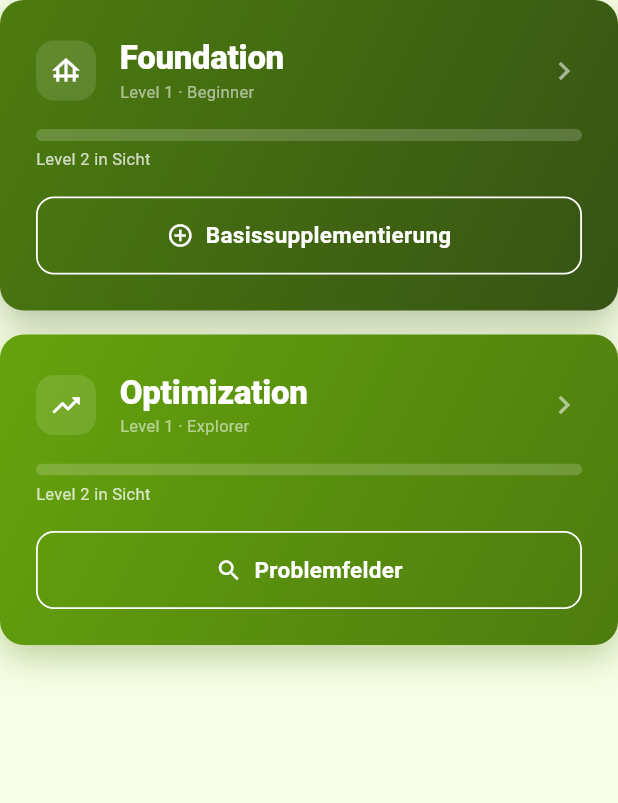
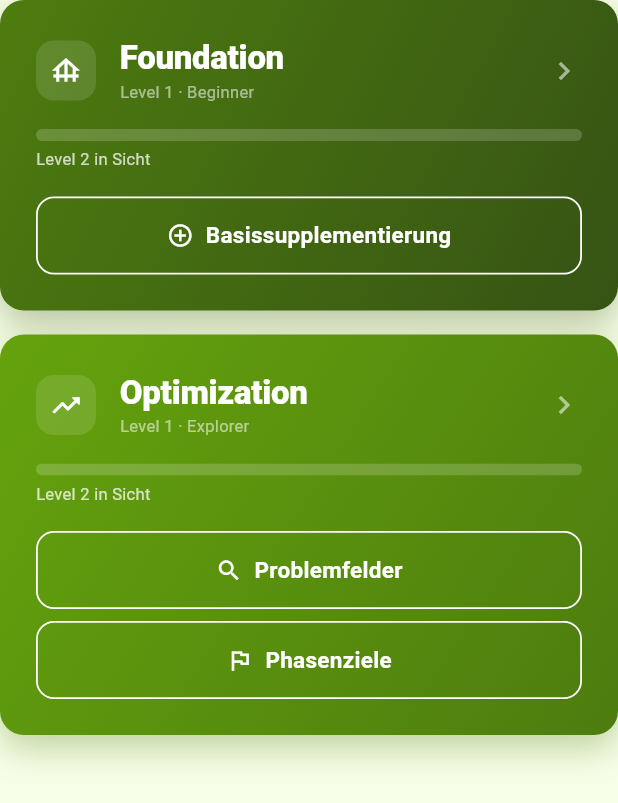
Before and after one commit to JonasArnold77/Stack-Sense, a Flutter app: the FoundationOptimizationLevels widget shown alone on an empty page, opened directly, on a phone screen of 412 x 824 dp. Shown: the top 803 px of the screen. Run offline on Flutter 3.47's test engine with Material 3 defaults, Android fonts, the phone set to English and light mode, and no system bars; our stand-ins replace audioplayers, flutter_dotenv, flutter_riverpod, go_router, shared_preferences; missing offline and left inert: amplify_auth_cognito, amplify_flutter, health; accounts and stored records are empty; network calls fail.

Commit message:
Add Phasenziele button to Optimization tile, fix level-up celebration miss
Phasenziele button: same white-outline/white-text OutlinedButton style as
the existing Problemfelder button, added below it inside the Optimization
tile's footer (feature-gated on FeatureKeys.phasenziele, routes to
AppRoutes.phaseGoals).

Level-up celebration fix: the overlay could silently "consume" a stack
change without the user ever seeing it, in two different ways.

1. Basissupplementierung and Phasenziele are pushed on top of the Shell
   (context.push), so the Heute screen underneath stays mounted, just
   covered. Riverpod doesn't care about visibility — the moment the stack
   changed on the pushed screen, the hidden LevelUpOverlay below would
   start counting up and, ~3.7s later, mark the new value as "shown" via
   its auto-dismiss timer, entirely off-screen. By the time the user
   actually returned to Heute, nothing was left to animate.

   Fixed by tracking whether the Shell is currently covered by a
   full-screen push (shellCoveredProvider, kept accurate by HomeScreen via
   a RouteObserver/RouteAware subscription — HomeScreen sits on the root
   navigator, above the Shell's own nested one, so it sees these pushes
   correctly). LevelUpOverlay now renders nothing and starts no timer while
   covered, so the celebration is still pending once the user is back.

2. lastShownLevelsProvider only lived in memory, so an app restart before
   the celebration had actually played (e.g. the user closed the app right
   after adding a supplement elsewhere) reset the baseline to "never shown"
   on the very next launch and the pending celebration was lost for good.
   Fixed by persisting it to SharedPreferences. Since the persistence load
   is async, the provider's state is now AsyncValue<LevelSnapshot?> so the
   overlay can tell "still loading" apart from "genuinely never shown"
   instead of racing the load and overwriting the real saved value on the
   very first frame.

Also replaced the one-shot `_dismissed` bool with a value-compared
`_dismissedFor` snapshot, so a second change-away-and-back cycle is
correctly treated as new instead of staying suppressed by the earlier
dismissal.

Co-Authored-By: Claude Sonnet 5 <noreply@anthropic.com>

```diff
--- a/lib/features/heute/presentation/widgets/foundation_optimization_levels.dart
+++ b/lib/features/heute/presentation/widgets/foundation_optimization_levels.dart
@@ -112,7 +112,9 @@ class FoundationOptimizationLevels extends ConsumerWidget {
                     );
                   }).toList(),
                 ),
-          footer: FeatureGate(
+          footer: Column(
+            children: [
+              FeatureGate(
                 featureKey: FeatureKeys.problemfelder,
                 child: SizedBox(
                   width: double.infinity,
@@ -129,6 +131,27 @@ class FoundationOptimizationLevels extends ConsumerWidget {
                     ),
                   ),
                 ),
+              ),
+              const SizedBox(height: AppConstants.spaceS),
+              FeatureGate(
+                featureKey: FeatureKeys.phasenziele,
+                child: SizedBox(
+                  width: double.infinity,
+                  child: OutlinedButton.icon(
+                    onPressed: () => context.push(AppRoutes.phaseGoals),
+                    icon: const Icon(Icons.flag_outlined, size: 18, color: Colors.white),
+                    label: const Text('Phasenziele', style: TextStyle(color: Colors.white)),
+                    style: OutlinedButton.styleFrom(
+                      side: const BorderSide(color: Colors.white, width: 1.2),
+                      padding: const EdgeInsets.symmetric(vertical: 12),
+                      shape: RoundedRectangleBorder(
+                        borderRadius: BorderRadius.circular(AppConstants.radiusM),
+                      ),
+                    ),
+                  ),
+                ),
+              ),
+            ],
           ),
         ),
       ],
--- a/lib/features/home/presentation/screens/home_screen.dart
+++ b/lib/features/home/presentation/screens/home_screen.dart
@@ -15,10 +15,46 @@ import '../../../settings/domain/models/feature_keys.dart';
 /// wenn das jeweilige Feature für die aktuelle Partei deaktiviert ist — siehe
 /// FeatureKeys/TenantConfig. "Heute", "Stack" und "Profil" sind immer aktiv,
 /// da sie keinem der konfigurierbaren Features entsprechen.
-class HomeScreen extends ConsumerWidget {
+class HomeScreen extends ConsumerStatefulWidget {
   final Widget child;
 
   const HomeScreen({super.key, required this.child});
+
+  @override
+  ConsumerState<HomeScreen> createState() => _HomeScreenState();
+}
+
+class _HomeScreenState extends ConsumerState<HomeScreen> with RouteAware {
+  // HomeScreen wird von ShellRoute.builder direkt im ROOT-Navigator gebaut
+  // (bevor der Shell-eigene, innere Navigator für Heute/Rezepte/Insights/...
+  // beginnt) — ModalRoute.of(context) liefert hier also genau die Seite, auf
+  // der Push-Routen wie Basissupplementierung/Phasenziele landen. Darüber
+  // hält shellCoveredProvider fest, ob die ganze Shell (inkl. Heute-Screen
+  // darunter) gerade verdeckt ist — siehe LevelUpOverlay.
+  PageRoute<dynamic>? _subscribedRoute;
+
+  @override
+  void didChangeDependencies() {
+    super.didChangeDependencies();
+    final route = ModalRoute.of(context);
+    if (route is PageRoute<dynamic> && route != _subscribedRoute) {
+      if (_subscribedRoute != null) routeObserver.unsubscribe(this);
+      _subscribedRoute = route;
+      routeObserver.subscribe(this, route);
+    }
+  }
+
+  @override
+  void dispose() {
+    routeObserver.unsubscribe(this);
+    super.dispose();
+  }
+
+  @override
+  void didPushNext() => ref.read(shellCoveredProvider.notifier).state = true;
+
+  @override
+  void didPopNext() => ref.read(shellCoveredProvider.notifier).state = false;
 
   int _selectedIndex(BuildContext context) {
     final location = GoRouterState.of(context).uri.toString();
@@ -42,7 +78,7 @@ class HomeScreen extends ConsumerWidget {
   }
 
   @override
-  Widget build(BuildContext context, WidgetRef ref) {
+  Widget build(BuildContext context) {
     final selectedIndex = _selectedIndex(context);
     final tenantConfig = ref.watch(tenantConfigProvider);
     final disabledIndices = <int>{
@@ -51,7 +87,7 @@ class HomeScreen extends ConsumerWidget {
     };
 
     return Scaffold(
-      body: child,
+      body: widget.child,
       bottomNavigationBar: _StackSenseNavBar(
         selectedIndex: selectedIndex,
         disabledIndices: disabledIndices,
```
Also changed, not shown: lib/core/router/app_router.dart (+17 -0 lines), lib/features/heute/presentation/widgets/level_up_overlay.dart (+48 -9 lines), lib/features/stack/data/foundation_optimization_provider.dart (+38 -4 lines). Lines whose indentation alone changed are shown as unchanged.
